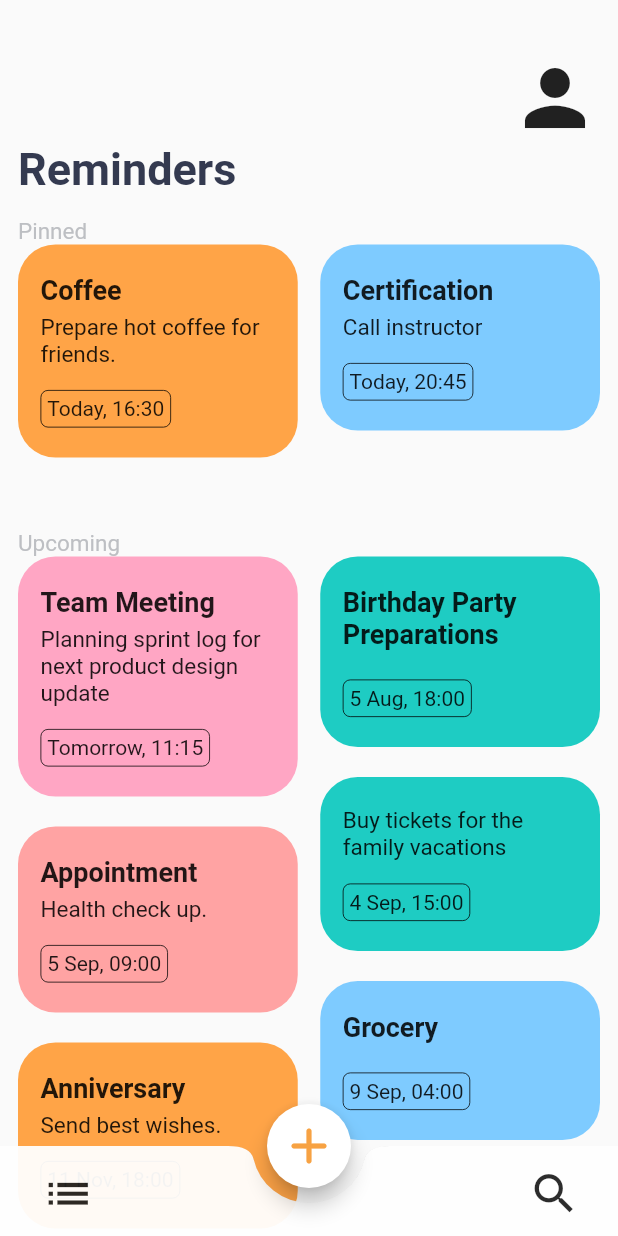
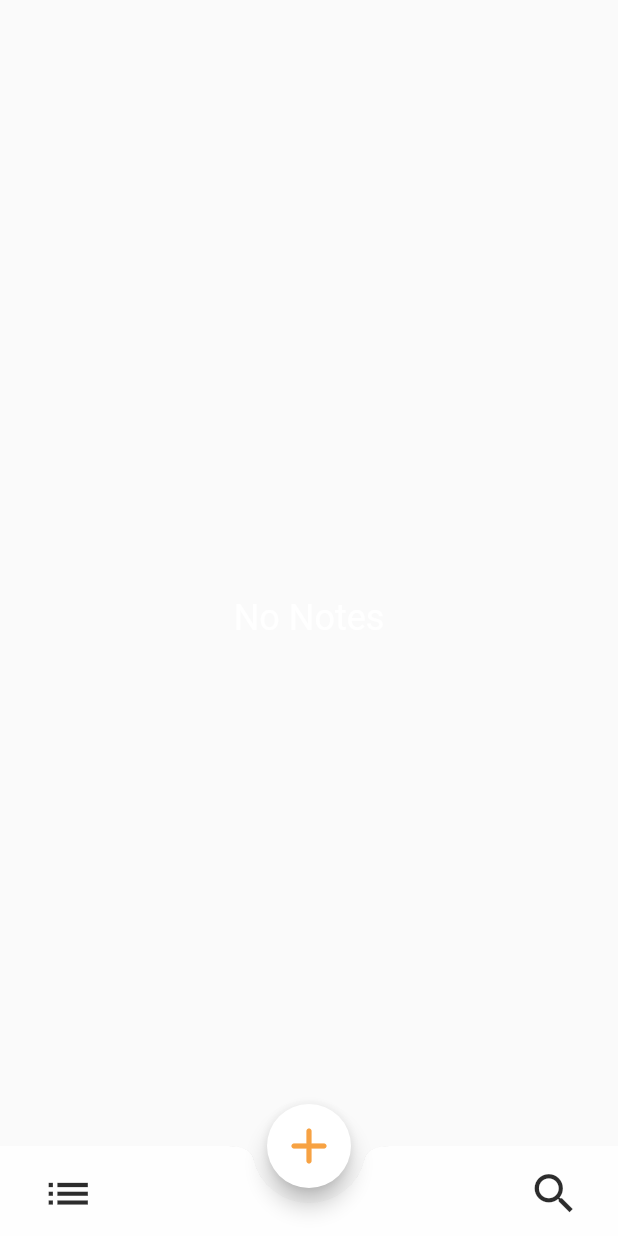
Before and after one commit to Volnetiks/Reminders, a Flutter app: the screen it shows after launch, on a phone screen of 412 x 824 dp. Run offline on Flutter 3.47's test engine with Material 2 defaults, Android fonts, the phone set to English and light mode, and no system bars; our stand-ins replace sqflite; missing offline and left inert: awesome_calendar, day_night_time_picker; accounts and stored records are empty.

Commit message:
Finished first beta version of the app

```diff
--- a/lib/models/note.dart
+++ b/lib/models/note.dart
@@ -46,6 +46,7 @@ class Note {
         NoteFields.id: id,
         NoteFields.isPinned: isPinned ? 1 : 0,
         NoteFields.title: title,
+        NoteFields.colorID: colorID,
         NoteFields.content: content,
         NoteFields.dueDate: dueDate.toIso8601String(),
         NoteFields.isDone: isDone ? 1 : 0,
--- a/lib/models/note_model.dart
+++ b/lib/models/note_model.dart
@@ -15,8 +15,8 @@ class NoteWidget extends StatefulWidget {
 
 class _NoteWidgetState extends State<NoteWidget> {
   List<Color> colors = [
+    HexColor.fromHex("#ffa447"),
     HexColor.fromHex("#7ecbff"),
-    HexColor.fromHex("#ffa447"),
     HexColor.fromHex("#ffa6c4"),
     HexColor.fromHex("#1eccc3"),
     HexColor.fromHex("#ffa3a3")
--- a/lib/pages/home_page.dart
+++ b/lib/pages/home_page.dart
@@ -15,6 +15,11 @@ class HomePage extends StatefulWidget {
 }
 
 class _HomePageState extends State<HomePage> {
+  late List<Note> pinnedNotes;
+  late List<Note> notes;
+
+  bool isLoading = true;
+
   @override
   void initState() {
     super.initState();
@@ -23,83 +28,13 @@ class _HomePageState extends State<HomePage> {
   }
 
   Future refreshNotes() async {
-    // NotesDatabase.instance.deleteDatabase('notes.db');
-    print(await NotesDatabase.instance.readAllNotes());
+    notes = await NotesDatabase.instance.readNonPinnedNotes();
+    pinnedNotes = await NotesDatabase.instance.readPinnedNotes();
+
+    setState(() {
+      isLoading = false;
+    });
   }
-
-  List<Note> pinnedNotes = [
-    Note(
-        colorID: 1,
-        content: "Prepare hot coffee for friends.",
-        title: "Coffee",
-        isPinned: true,
-        dueDate: DateTime(DateTime.now().year, DateTime.now().month,
-            DateTime.now().day, 16, 30),
-        isDone: false,
-        notifications: false),
-    Note(
-        colorID: 0,
-        content: "Call instructor",
-        title: "Certification",
-        isPinned: true,
-        dueDate: DateTime(DateTime.now().year, DateTime.now().month,
-            DateTime.now().day, 20, 45),
-        isDone: false,
-        notifications: false),
-  ];
-
-  List<Note> notes = [
-    Note(
-        colorID: 2,
-        content: "Planning sprint log for next product design update",
-        title: "Team Meeting",
-        isPinned: false,
-        dueDate: DateTime(DateTime.now().year, DateTime.now().month,
-            DateTime.now().day + 1, 11, 15),
-        isDone: false,
-        notifications: false),
-    Note(
-        colorID: 3,
-        content: "",
-        title: "Birthday Party Preparations",
-        isPinned: false,
-        dueDate: DateTime(DateTime.now().year, DateTime.now().month,
-            DateTime.now().day + 3, 18, 00),
-        isDone: false,
-        notifications: false),
-    Note(
-        colorID: 3,
-        content: "Buy tickets for the family vacations",
-        title: "",
-        isPinned: false,
-        dueDate: DateTime(DateTime.now().year, DateTime.september, 4, 15, 00),
-        isDone: false,
-        notifications: false),
-    Note(
-        colorID: 4,
-        content: "Health check up.",
-        title: "Appointment",
-        isPinned: false,
-        dueDate: DateTime(DateTime.now().year, DateTime.september, 5, 9, 00),
-        isDone: false,
-        notifications: false),
-    Note(
-        colorID: 0,
-        content: "",
-        title: "Grocery",
-        isPinned: false,
-        dueDate: DateTime(DateTime.now().year, DateTime.september, 9, 4, 00),
-        isDone: false,
-        notifications: false),
-    Note(
-        colorID: 1,
-        content: "Send best wishes.",
-        title: "Anniversary",
-        isPinned: false,
-        dueDate: DateTime(DateTime.now().year, DateTime.november, 11, 18, 00),
-        isDone: false,
-        notifications: false),
-  ];
 
   @override
   Widget build(BuildContext context) {
@@ -139,7 +74,16 @@ class _HomePageState extends State<HomePage> {
           },
         ),
         floatingActionButtonLocation: FloatingActionButtonLocation.centerDocked,
-        body: Padding(
+        body: isLoading
+            ? const Center(child: CircularProgressIndicator())
+            : notes.isEmpty
+                ? const Center(
+                    child: Text(
+                      'No Notes',
+                      style: TextStyle(color: Colors.white, fontSize: 24),
+                    ),
+                  )
+                : Padding(
                     padding: const EdgeInsets.symmetric(horizontal: 12.0),
                     child: Column(
                       mainAxisAlignment: MainAxisAlignment.start,
@@ -157,31 +101,41 @@ class _HomePageState extends State<HomePage> {
                                 fontSize: 30,
                                 fontWeight: FontWeight.bold)),
                         const SizedBox(height: 15),
-              Text("Pinned",
+                        pinnedNotes.isEmpty
+                            ? Container()
+                            : Text("Pinned",
                                 style: TextStyle(
-                      color: HexColor.fromHex("#bdbfc3"), fontSize: 15)),
-              SizedBox(
+                                    color: HexColor.fromHex("#bdbfc3"),
+                                    fontSize: 15)),
+                        pinnedNotes.isEmpty
+                            ? Container()
+                            : SizedBox(
                                 height: 190,
                                 child: MasonryGridView.count(
                                   crossAxisCount: 2,
                                   mainAxisSpacing: 20,
                                   crossAxisSpacing: 15,
-                  itemCount: 2,
+                                  itemCount: pinnedNotes.length,
                                   itemBuilder: (context, index) {
                                     return NoteWidget(note: pinnedNotes[index]);
                                   },
                                 ),
                               ),
-              Text("Upcoming",
+                        notes.isEmpty
+                            ? Container()
+                            : Text("Upcoming",
                                 style: TextStyle(
-                      color: HexColor.fromHex("#bdbfc3"), fontSize: 15)),
-              Expanded(
+                                    color: HexColor.fromHex("#bdbfc3"),
+                                    fontSize: 15)),
+                        notes.isEmpty
+                            ? Container()
+                            : Expanded(
                                 child: MasonryGridView.count(
                                     crossAxisCount: 2,
                                     mainAxisSpacing: 20,
                                     crossAxisSpacing: 15,
                                     shrinkWrap: true,
-                    itemCount: 6,
+                                    itemCount: notes.length,
                                     itemBuilder: (context, index) {
                                       return NoteWidget(note: notes[index]);
                                     }),
```
Also changed, not shown: lib/database/notes_database.dart (+17 -4 lines), lib/pages/note_page.dart (+73 -15 lines), lib/utils/date_utils.dart (+13 -2 lines). Lines whose indentation alone changed are shown as unchanged.
